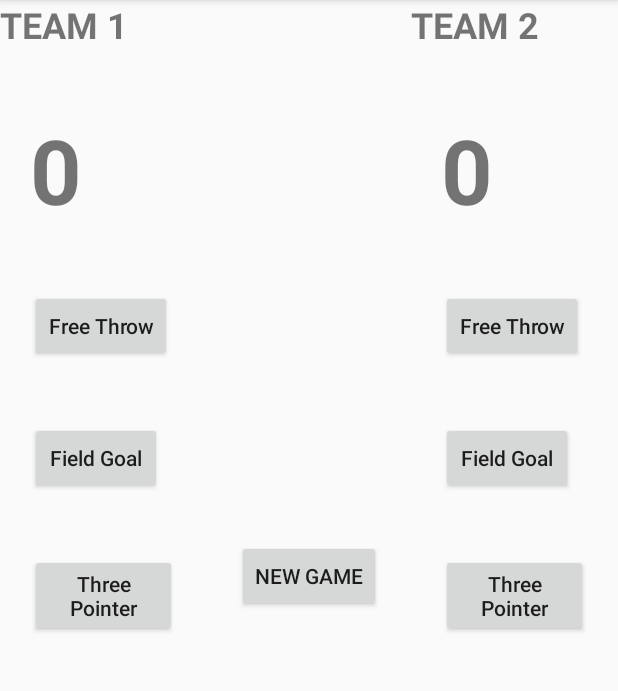
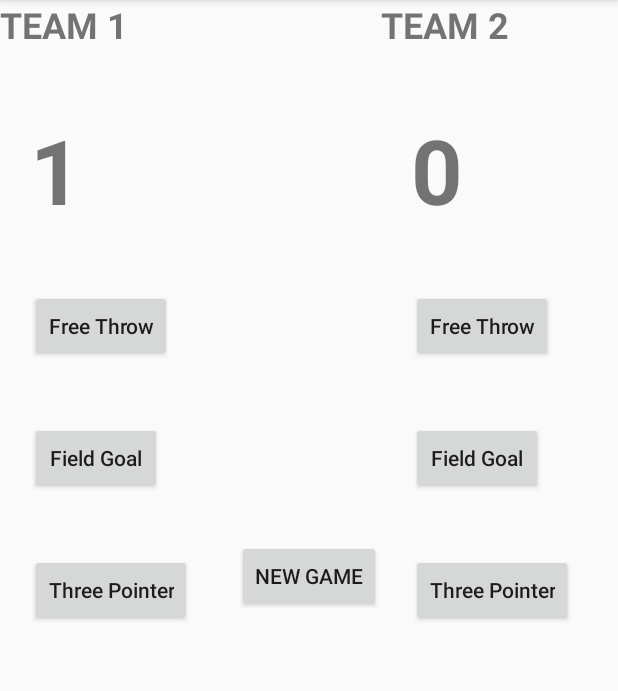
Before and after one commit to LemonCoffeeCake/InputSummative, an Android app: the screen it shows after launch (MainActivity), after a tap on "Free Throw", on a phone screen of 412 x 824 dp, the part 84-775 px from its top. Run offline under Robolectric (Android 15) with nearby library versions, the phone set to English and light mode, and no system bars.

Commit message:
Final version--no longer crashes (on API 21)

```diff
--- a/app/src/main/java/com/example/generaljewish/inputsummative/MainActivity.java
+++ b/app/src/main/java/com/example/generaljewish/inputsummative/MainActivity.java
@@ -1,5 +1,6 @@
 package com.example.generaljewish.inputsummative;
 
+import android.annotation.SuppressLint;
 import android.support.v7.app.AppCompatActivity;
 import android.os.Bundle;
 import android.view.View;
@@ -12,8 +13,8 @@ public class MainActivity extends AppCompatActivity {
         super.onCreate(savedInstanceState);
         setContentView(R.layout.activity_main);
     }
-    private int team1Total=0;
-    private int team2Total=0;
+    int team1Total=0;
+    int team2Total=0;
 
     public void Team1ScoreFT(View view) {
         team1Total++;
@@ -54,10 +55,10 @@ public class MainActivity extends AppCompatActivity {
 
     private void updateTeam1() {
         TextView scoreTextView = findViewById(R.id.Team1Score);
-        scoreTextView.setText(team1Total);
+        scoreTextView.setText(Integer.toString(team1Total));
     }
     private void updateTeam2(){
         TextView scoreTextView = findViewById(R.id.Team2Score);
-        scoreTextView.setText(team2Total);
+        scoreTextView.setText(Integer.toString(team2Total));
     }
 }
--- a/app/src/main/res/layout/activity_main.xml
+++ b/app/src/main/res/layout/activity_main.xml
@@ -65,7 +65,6 @@
         android:layout_width="wrap_content"
         android:layout_height="wrap_content"
         android:layout_gravity="center"
-        android:layout_margin="20dp"
         android:onClick="resetGame"
         android:text="New Game" />
 
```
